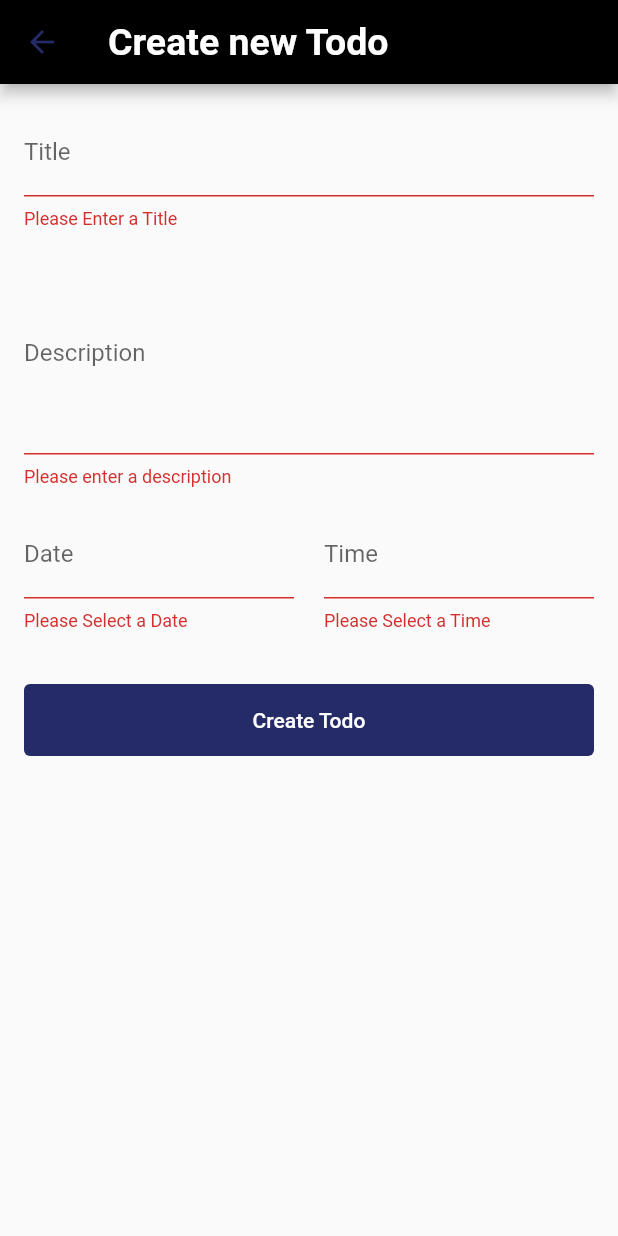
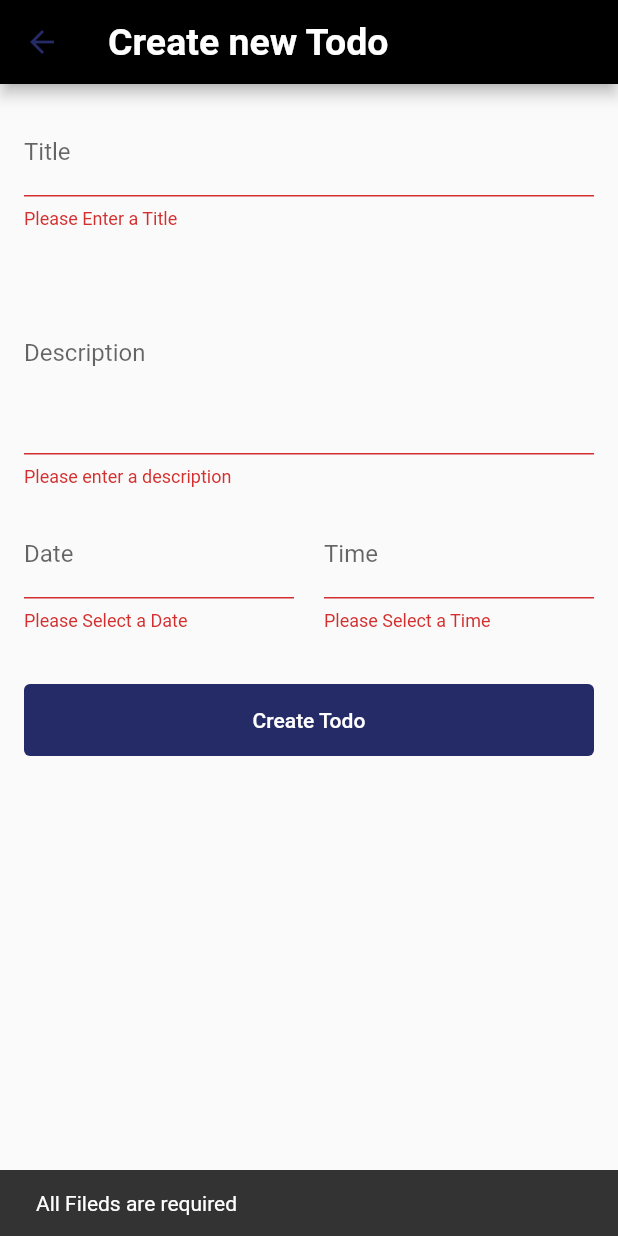
Before and after one commit to marzukatu18/to-do-application, a Flutter app: the CreateTodoView screen opened directly, after a tap on "Create Todo", on a phone screen of 412 x 824 dp. Run offline on Flutter 3.47's test engine with Material 2 defaults, Android fonts, the phone set to English and light mode, and no system bars; our stand-ins replace modal_bottom_sheet; missing offline and left inert: dart:html; network calls fail.

Commit message:
no changes

```diff
--- a/lib/views/create_todo.dart
+++ b/lib/views/create_todo.dart
@@ -19,6 +19,7 @@ class _CreateTodoViewState extends State<CreateTodoView> {
   final TextEditingController _dateController = TextEditingController();
   final GlobalKey<FormState> _formKey = GlobalKey();
   final TodoController _todoController = TodoController();
+  bool isLoading = false;
   @override
   Widget build(BuildContext context) {
     return Scaffold(
@@ -157,6 +158,38 @@ class _CreateTodoViewState extends State<CreateTodoView> {
                         title: _timeController.text,
                         description: _descriptionController.text,
                         dateTime: dateTime);
+                    setState(() {
+                      isLoading = false;
+                    });
+                    if (isSuccessful) {
+                      // do something
+                      _titleController.clear();
+                      _descriptionController.clear();
+                      _dateController.clear();
+                      _timeController.clear();
+
+                      SnackBar snackBar = const SnackBar(
+                          content: Text(
+                        'Todo created successful',
+                        style: TextStyle(color: Colors.green),
+                      ));
+                      ScaffoldMessenger.of(context).showSnackBar(snackBar);
+                      //SnackBar
+                    } else {
+                      // failed
+                      SnackBar snackBar = const SnackBar(
+                          content: Text(
+                        'Failed created Todo',
+                        style: TextStyle(color: Colors.red),
+                      ));
+                      ScaffoldMessenger.of(context).showSnackBar(snackBar);
+                    }
+                  } else {
+                    SnackBar snackBar = const SnackBar(
+                        content: Text(
+                      'All Fileds are required',
+                    ));
+                    ScaffoldMessenger.of(context).showSnackBar(snackBar);
                   }
                 },
                 child: const Text(
```
